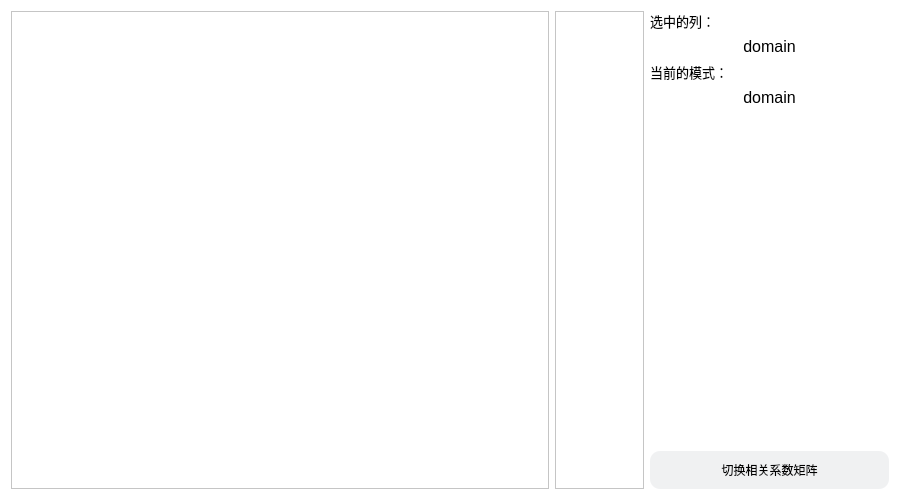
Above: visual-clinic/relatedialog.ui from gtxzsxxk/visual-clinic before the change. Below: the same form after it.
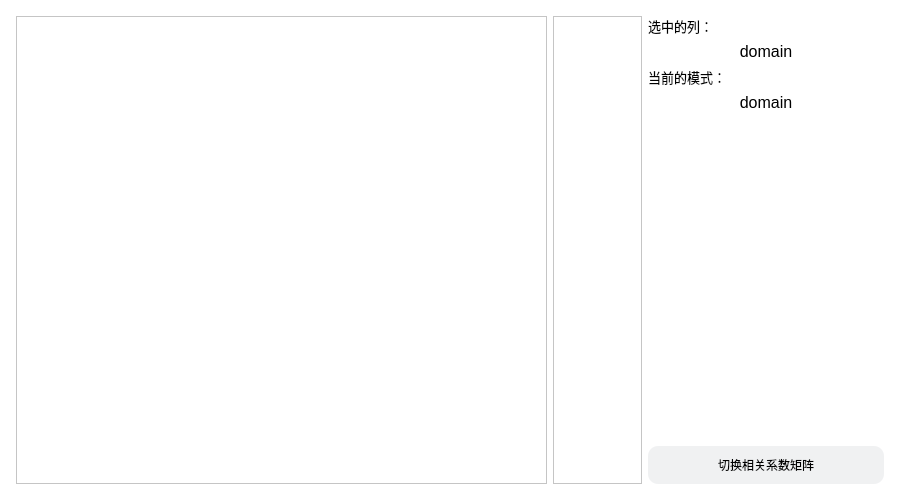
That is the form after the change. Custom widgets are drawn as their Qt base class.

Commit message: style: set the border margin from 9 to 16

```diff
--- a/visual-clinic/relatedialog.ui
+++ b/visual-clinic/relatedialog.ui
@@ -474,6 +474,18 @@
    <string>相关性分析</string>
   </property>
   <layout class="QHBoxLayout" name="horizontalLayout" stretch="18,3,8">
+   <property name="leftMargin">
+    <number>16</number>
+   </property>
+   <property name="topMargin">
+    <number>16</number>
+   </property>
+   <property name="rightMargin">
+    <number>16</number>
+   </property>
+   <property name="bottomMargin">
+    <number>16</number>
+   </property>
    <item>
     <widget class="QTableWidget" name="hotgraph">
      <property name="tabKeyNavigation">
```
The commit also changes 4 other files.
